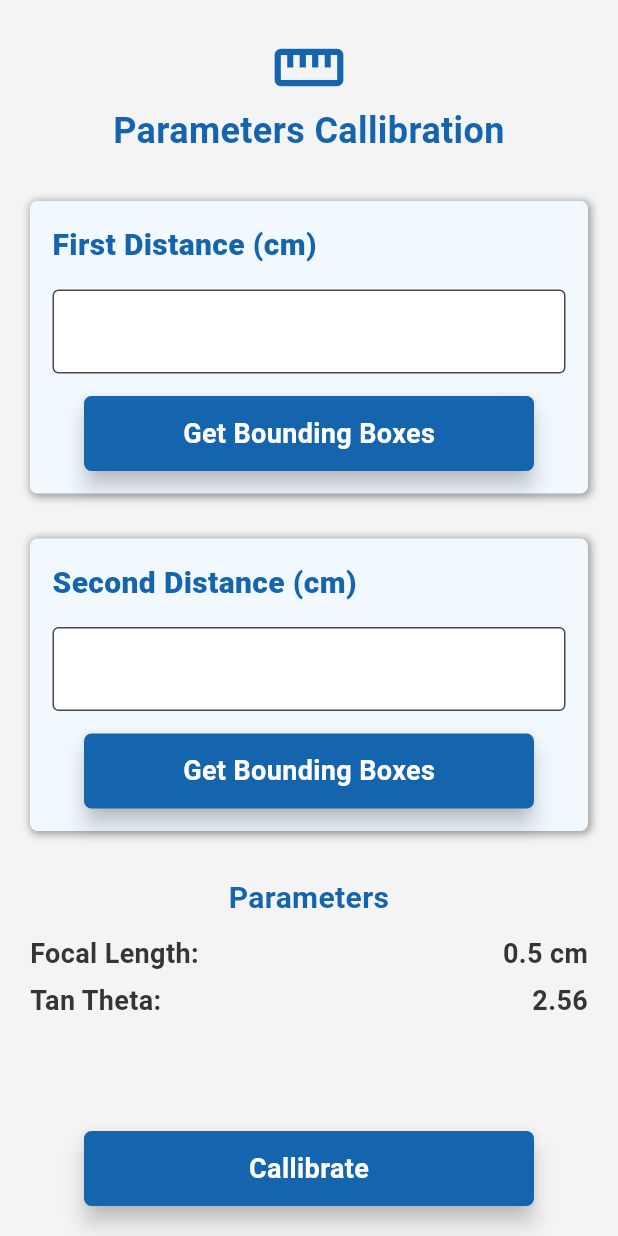
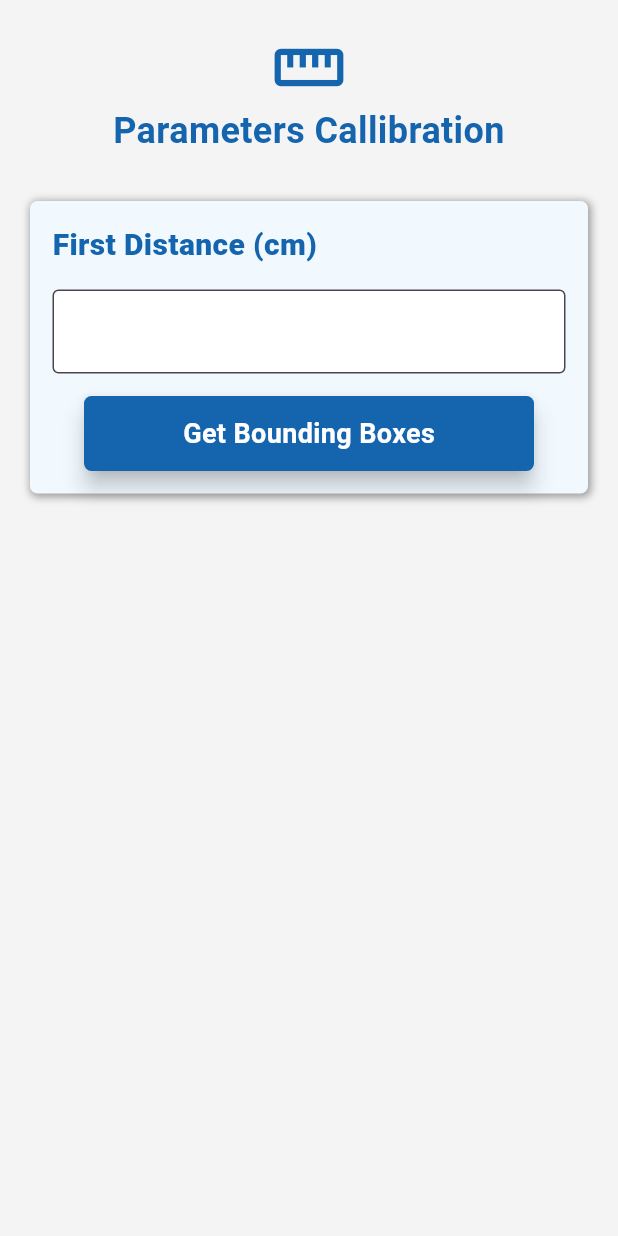
Before and after one commit to acharyaSabin11/Humanoid-Robo-App, a Flutter app: the CallibrationPage screen opened directly, on a phone screen of 412 x 824 dp. Run offline on Flutter 3.47's test engine with Material 3 defaults, Android fonts, the light colour scheme and no system bars; our stand-ins replace bloc, flutter_bloc.

Commit message:
Completed a function Callibration Page that gives ouput parameters

```diff
--- /dev/null
+++ b/lib/presentation/bloc/callibration_bloc/callibration_event.dart
@@ -0,0 +1,21 @@
+part of 'callibration_bloc.dart';
+
+@immutable
+sealed class CallibrationEvent {
+  final double? firstDistance;
+  final double? secondDistance;
+
+  const CallibrationEvent({this.firstDistance, this.secondDistance});
+}
+
+class FirstDistanceComputeEvent extends CallibrationEvent {
+  const FirstDistanceComputeEvent({required firstDistance})
+      : super(firstDistance: firstDistance);
+}
+
+class SecondDistanceComputeEvent extends CallibrationEvent {
+  const SecondDistanceComputeEvent({required secondDistance})
+      : super(secondDistance: secondDistance);
+}
+
+class CallibrateEvent extends CallibrationEvent {}
--- /dev/null
+++ b/lib/presentation/bloc/callibration_bloc/callibration_state.dart
@@ -0,0 +1,33 @@
+part of 'callibration_bloc.dart';
+
+@immutable
+sealed class CallibrationState {
+  final bool? firstDistanceDone;
+  final bool? secondDistanceDone;
+  final bool? callibrationDone;
+  final Map<String, dynamic>? callibrationParameters;
+  final String? errorMessage;
+
+  const CallibrationState({
+    this.firstDistanceDone,
+    this.secondDistanceDone,
+    this.callibrationDone,
+    this.callibrationParameters,
+    this.errorMessage,
+  });
+}
+
+final class CallibrationInitial extends CallibrationState {}
+
+final class FirstDistanceDone extends CallibrationState {}
+
+final class SecondDistanceDone extends CallibrationState {}
+
+final class CallibrationDone extends CallibrationState {
+  const CallibrationDone({required callibrationParameters})
+      : super(callibrationParameters: callibrationParameters);
+}
+
+final class ErrorState extends CallibrationState {
+  const ErrorState({required errorMessage}) : super(errorMessage: errorMessage);
+}
--- a/lib/presentation/pages/callibration_page.dart
+++ b/lib/presentation/pages/callibration_page.dart
@@ -1,5 +1,7 @@
 import 'package:flutter/material.dart';
+import 'package:flutter_bloc/flutter_bloc.dart';
 import 'package:humanoid_robo_app/core/configs/colors/app_colors.dart';
+import 'package:humanoid_robo_app/presentation/bloc/callibration_bloc/callibration_bloc.dart';
 import 'package:humanoid_robo_app/presentation/widgets/app_button.dart';
 
 class CallibrationPage extends StatelessWidget {
@@ -12,7 +14,15 @@ class CallibrationPage extends StatelessWidget {
 
   @override
   Widget build(BuildContext context) {
-    return GestureDetector(
+    return BlocListener<CallibrationBloc, CallibrationState>(
+      listener: (context, state) {
+        print('Serv');
+        if (state is ErrorState) {
+          ScaffoldMessenger.of(context)
+              .showSnackBar(SnackBar(content: Text(state.errorMessage!)));
+        }
+      },
+      child: GestureDetector(
         onTap: () {
           firstNode.unfocus();
           secondNode.unfocus();
@@ -22,7 +32,9 @@ class CallibrationPage extends StatelessWidget {
           body: SafeArea(
             child: Padding(
               padding: const EdgeInsets.all(20),
-            child: SingleChildScrollView(
+              child: BlocBuilder<CallibrationBloc, CallibrationState>(
+                builder: (context, state) {
+                  return SingleChildScrollView(
                     child: Stack(
                       children: [
                         Column(
@@ -46,16 +58,45 @@ class CallibrationPage extends StatelessWidget {
                               title: 'First Distance (cm)',
                               distanceController: firstDistanceController,
                               focusNode: firstNode,
-                        onTap: () {},
+                              done: (state is FirstDistanceDone ||
+                                  state is SecondDistanceDone ||
+                                  state is CallibrationDone),
+                              onTap: () {
+                                if (firstDistanceController.text.isNotEmpty) {
+                                  BlocProvider.of<CallibrationBloc>(context)
+                                      .add(FirstDistanceComputeEvent(
+                                          firstDistance: double.parse(
+                                              firstDistanceController.text)));
+                                }
+                              },
                             ),
                             const SizedBox(height: 30),
+                            if (state is FirstDistanceDone ||
+                                state is CallibrationDone ||
+                                state is SecondDistanceDone)
                               CallibrationBox(
                                 title: 'Second Distance (cm)',
                                 distanceController: secondDistanceController,
                                 focusNode: secondNode,
-                        onTap: () {},
+                                done: (state is SecondDistanceDone ||
+                                    state is CallibrationDone),
+                                onTap: () {
+                                  if (secondDistanceController
+                                      .text.isNotEmpty) {
+                                    BlocProvider.of<CallibrationBloc>(context)
+                                        .add(
+                                      SecondDistanceComputeEvent(
+                                        secondDistance: double.parse(
+                                            secondDistanceController.text),
+                                      ),
+                                    );
+                                  }
+                                },
                               ),
                             const SizedBox(height: 30),
+                            if (state is CallibrationDone)
+                              Column(
+                                children: [
                                   const Text(
                                     'Parameters',
                                     style: TextStyle(
@@ -66,10 +107,11 @@ class CallibrationPage extends StatelessWidget {
                                     textAlign: TextAlign.center,
                                   ),
                                   const SizedBox(height: 10),
-                      const Row(
-                        mainAxisAlignment: MainAxisAlignment.spaceBetween,
+                                  Row(
+                                    mainAxisAlignment:
+                                        MainAxisAlignment.spaceBetween,
                                     children: [
-                          Text(
+                                      const Text(
                                         'Focal Length:',
                                         style: const TextStyle(
                                           color: AppColors.textBlackColor,
@@ -79,7 +121,7 @@ class CallibrationPage extends StatelessWidget {
                                         textAlign: TextAlign.center,
                                       ),
                                       Text(
-                            '0.5 cm',
+                                        '${state.callibrationParameters!['focal-length']} cm',
                                         style: const TextStyle(
                                           color: AppColors.textBlackColor,
                                           fontSize: 18,
@@ -90,10 +132,11 @@ class CallibrationPage extends StatelessWidget {
                                     ],
                                   ),
                                   const SizedBox(height: 5),
-                      const Row(
-                        mainAxisAlignment: MainAxisAlignment.spaceBetween,
+                                  Row(
+                                    mainAxisAlignment:
+                                        MainAxisAlignment.spaceBetween,
                                     children: [
-                          Text(
+                                      const Text(
                                         'Tan Theta:',
                                         style: const TextStyle(
                                           color: AppColors.textBlackColor,
@@ -103,7 +146,7 @@ class CallibrationPage extends StatelessWidget {
                                         textAlign: TextAlign.center,
                                       ),
                                       Text(
-                            '2.56',
+                                        '${state.callibrationParameters!['tantheta']}',
                                         style: const TextStyle(
                                           color: AppColors.textBlackColor,
                                           fontSize: 18,
@@ -114,7 +157,11 @@ class CallibrationPage extends StatelessWidget {
                                     ],
                                   ),
                                 ],
+                              )
+                          ],
                         ),
+                        if (state is CallibrationDone ||
+                            state is SecondDistanceDone)
                           Container(
                             width: double.maxFinite,
                             height: MediaQuery.of(context).size.height -
@@ -123,12 +170,18 @@ class CallibrationPage extends StatelessWidget {
                                 2 * 20,
                             alignment: Alignment.bottomCenter,
                             child: AppButton(
-                      onTap: () {},
+                              onTap: () {
+                                BlocProvider.of<CallibrationBloc>(context)
+                                    .add(CallibrateEvent());
+                              },
                               title: 'Callibrate',
                               height: 50,
                             ),
                           )
                       ],
+                    ),
+                  );
+                },
               ),
             ),
           ),
@@ -144,6 +197,7 @@ class CallibrationBox extends StatelessWidget {
   final String title;
   final VoidCallback onTap;
   final Widget? optionalWidget;
+  final bool done;
   const CallibrationBox({
     super.key,
     required this.distanceController,
@@ -151,6 +205,7 @@ class CallibrationBox extends StatelessWidget {
     required this.title,
     required this.onTap,
     this.optionalWidget,
+    required this.done,
   });
 
   @override
@@ -172,6 +227,9 @@ class CallibrationBox extends StatelessWidget {
       child: Column(
         crossAxisAlignment: CrossAxisAlignment.start,
         children: [
+          Row(
+            mainAxisAlignment: MainAxisAlignment.spaceBetween,
+            children: [
               Text(
                 title,
                 style: const TextStyle(
@@ -181,8 +239,21 @@ class CallibrationBox extends StatelessWidget {
                 ),
                 textAlign: TextAlign.center,
               ),
+              if (done)
+                const Text(
+                  'Done',
+                  style: TextStyle(
+                    color: AppColors.userInteractionColor,
+                    fontSize: 20,
+                    fontWeight: FontWeight.w900,
+                  ),
+                  textAlign: TextAlign.center,
+                ),
+            ],
+          ),
           const SizedBox(height: 15),
           TextField(
+            controller: distanceController,
             focusNode: focusNode,
             decoration: const InputDecoration(
               filled: true,
@@ -205,7 +276,7 @@ class CallibrationBox extends StatelessWidget {
           const SizedBox(height: 15),
           Center(
             child: AppButton(
-              onTap: () {},
+              onTap: onTap,
               title: 'Get Bounding Boxes',
               height: 50,
             ),
```
Also changed, not shown: lib/main.dart (+10 -2 lines), lib/presentation/bloc/callibration_bloc/callibration_bloc.dart (added, +92 -0 lines). Lines whose indentation alone changed are shown as unchanged.
